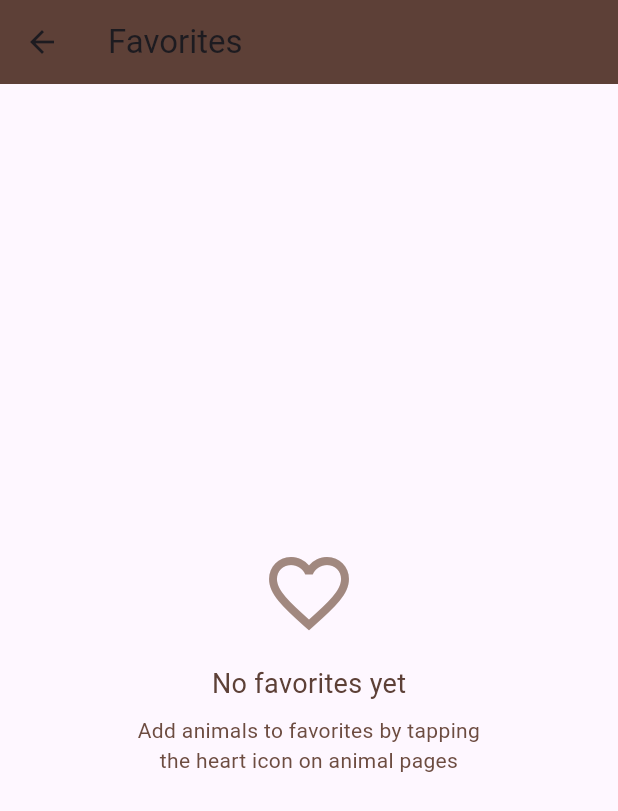
After one commit to yaroslav20568/animal_kingdom, a Flutter app: the FavoritesScreen screen opened directly, on a phone screen of 412 x 824 dp. The commit adds this screen. Shown: the top 811 px of the screen. Run offline on Flutter 3.47's test engine with Material 3 defaults, Android fonts, the phone set to English and light mode, and no system bars; statements that could not run were skipped.

Commit message:
feat: add search, category filters and favorites screen

```diff
--- /dev/null
+++ b/lib/screens/favorites_screen.dart
@@ -0,0 +1,113 @@
+import 'package:flutter/material.dart';
+
+import 'package:animal_kingdom/data/index.dart';
+import 'package:animal_kingdom/models/index.dart';
+import 'package:animal_kingdom/utils/index.dart';
+
+class FavoritesScreen extends StatelessWidget {
+  const FavoritesScreen({super.key});
+
+  @override
+  Widget build(BuildContext context) {
+    final favoriteIds = FavoritesManager.getFavoriteIds();
+    final favoriteAnimals = favoriteIds
+        .map((id) => AnimalsRepository.getAnimalById(id))
+        .whereType<Animal>()
+        .toList();
+
+    if (favoriteAnimals.isEmpty) {
+      return Scaffold(
+        appBar: AppBar(
+          title: const Text('Favorites'),
+          backgroundColor: Colors.brown.shade700,
+        ),
+        body: Center(
+          child: Column(
+            mainAxisAlignment: MainAxisAlignment.center,
+            children: [
+              Icon(
+                Icons.favorite_border,
+                size: 64,
+                color: Colors.brown.shade300,
+              ),
+              const SizedBox(height: 16),
+              Text(
+                'No favorites yet',
+                style: TextStyle(fontSize: 18, color: Colors.brown.shade700),
+              ),
+              const SizedBox(height: 8),
+              Text(
+                'Add animals to favorites by tapping\nthe heart icon on animal pages',
+                textAlign: TextAlign.center,
+                style: TextStyle(fontSize: 14, color: Colors.brown.shade600),
+              ),
+            ],
+          ),
+        ),
+      );
+    }
+
+    return Scaffold(
+      appBar: AppBar(
+        title: const Text('Favorites'),
+        backgroundColor: Colors.brown.shade700,
+      ),
+      body: ListView.builder(
+        padding: const EdgeInsets.all(16),
+        itemCount: favoriteAnimals.length,
+        itemBuilder: (context, index) {
+          final animal = favoriteAnimals[index];
+          return Card(
+            margin: const EdgeInsets.only(bottom: 12),
+            elevation: 2,
+            child: ListTile(
+              leading: Container(
+                padding: const EdgeInsets.all(8),
+                decoration: BoxDecoration(
+                  color: AnimalIcons.getColorForCategory(
+                    animal.category,
+                  ).withValues(alpha: 0.2),
+                  borderRadius: BorderRadius.circular(8),
+                ),
+                child: Icon(
+                  AnimalIcons.getIconForAnimal(animal.name),
+                  color: AnimalIcons.getColorForCategory(animal.category),
+                ),
+              ),
+              title: Text(
+                animal.name,
+                style: const TextStyle(fontWeight: FontWeight.bold),
+              ),
+              subtitle: Column(
+                crossAxisAlignment: CrossAxisAlignment.start,
+                children: [
+                  const SizedBox(height: 4),
+                  Text(animal.category),
+                  const SizedBox(height: 4),
+                  Text(
+                    animal.description,
+                    maxLines: 2,
+                    overflow: TextOverflow.ellipsis,
+                    style: TextStyle(fontSize: 12, color: Colors.grey.shade600),
+                  ),
+                ],
+              ),
+              trailing: IconButton(
+                icon: const Icon(Icons.favorite, color: Colors.red),
+                onPressed: () {
+                  FavoritesManager.toggleFavorite(animal.id);
+                  Navigator.of(context).pop();
+                  Navigator.of(context).push(
+                    MaterialPageRoute(
+                      builder: (context) => const FavoritesScreen(),
+                    ),
+                  );
+                },
+              ),
+            ),
+          );
+        },
+      ),
+    );
+  }
+}
--- a/lib/screens/index.dart
+++ b/lib/screens/index.dart
@@ -1 +1,2 @@
 export 'book_screen.dart';
+export 'favorites_screen.dart';
--- a/lib/widgets/index.dart
+++ b/lib/widgets/index.dart
@@ -1,3 +1,4 @@
 export 'book_opening_animation.dart';
 export 'book_pages_widget.dart';
 export 'closed_book_widget.dart';
+export 'search_filter_bar.dart';
```
Also changed, not shown: lib/screens/book_screen.dart (+80 -5 lines), lib/widgets/search_filter_bar.dart (added, +123 -0 lines).
